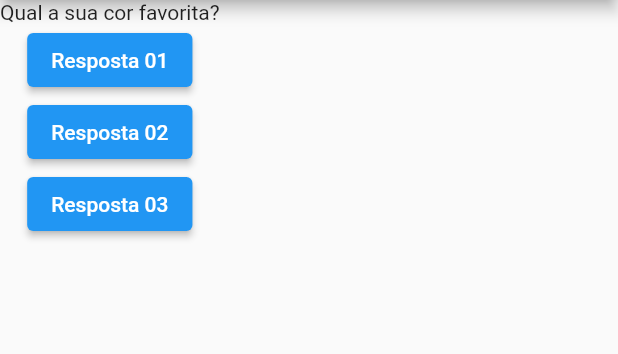
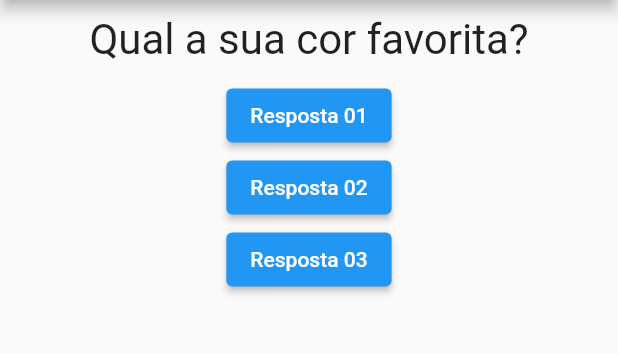
Before and after one commit to mvocamargo/flutter-perguntas-app, a Flutter app: the screen it shows after launch, on a phone screen of 412 x 824 dp, the part 84-438 px from its top. Run offline on Flutter 3.47's test engine with Material 2 defaults, Android fonts, the phone set to English and light mode, and no system bars.

Commit message:
Questao - Add some styles to component

```diff
--- a/lib/components/questao.dart
+++ b/lib/components/questao.dart
@@ -7,6 +7,16 @@ class Questao extends StatelessWidget {
 
   @override
   Widget build(BuildContext context) {
-    return Text(texto);
+    return Container(
+      width: double.infinity,
+      margin: EdgeInsets.all(10),
+      child: Text(
+        texto,
+        style: TextStyle(
+          fontSize: 28,
+        ),
+        textAlign: TextAlign.center,
+      ),
+    );
   }
 }
```
